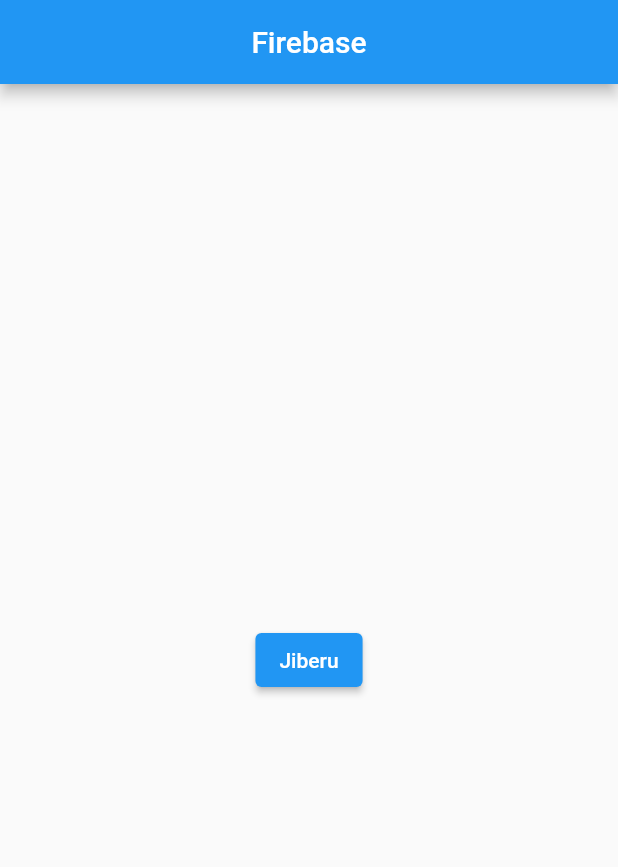
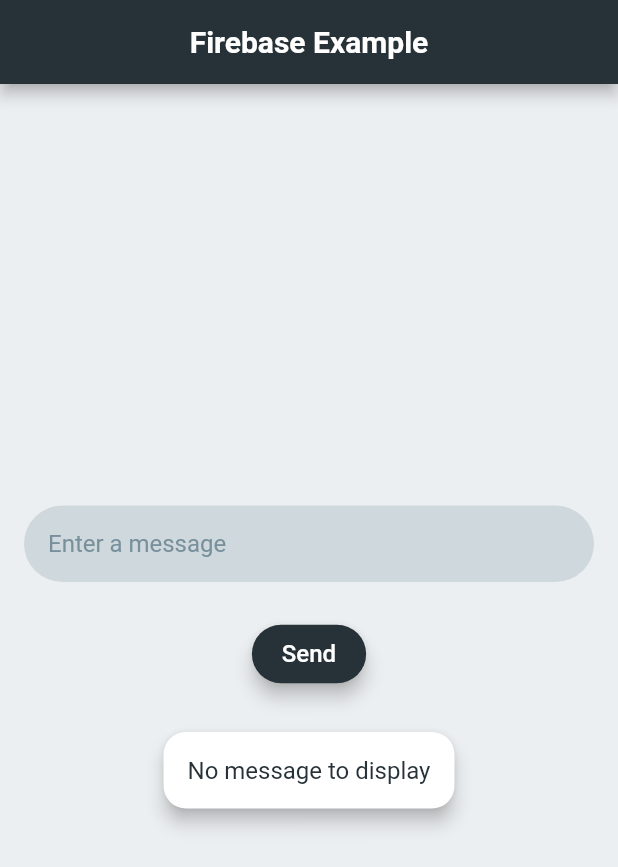
Before and after one commit to Abylaikhan-Bari/Mob_Dev_7_praktika, a Flutter app: the screen it shows after launch, on a phone screen of 412 x 824 dp. Shown: the top 867 px of the screen. Run offline on Flutter 3.47's test engine with Material 2 defaults, Android fonts, the phone set to English and light mode, and no system bars; our stand-ins replace firebase_core, firebase_database; accounts and stored records are empty.

Commit message:
Version.2

```diff
--- a/lib/main.dart
+++ b/lib/main.dart
@@ -3,8 +3,7 @@
 import 'package:firebase_core/firebase_core.dart';
 import 'firebase_options.dart';
 
-
-void main() async{
+void main() async {
   WidgetsFlutterBinding.ensureInitialized();
   await Firebase.initializeApp(
     options: ProFirebaseOptions.current,
@@ -12,45 +11,146 @@
   runApp(const MyApp());
 }
 
-
 class MyApp extends StatelessWidget {
-  const MyApp({super.key});
+  const MyApp({Key? key}) : super(key: key);
   @override
   Widget build(BuildContext context) {
     return MaterialApp(
       debugShowCheckedModeBanner: false,
+      theme: ThemeData(
+        primaryColor: Colors.blueGrey[900],
+        backgroundColor: Colors.blueGrey[50],
+        elevatedButtonTheme: ElevatedButtonThemeData(
+          style: ElevatedButton.styleFrom(
+            backgroundColor: Colors.blueGrey[900],
+            foregroundColor: Colors.white,
+            shape: RoundedRectangleBorder(
+              borderRadius: BorderRadius.circular(30.0),
+            ),
+            padding: EdgeInsets.symmetric(horizontal: 20.0, vertical: 10.0),
+            elevation: 5.0,
+            shadowColor: Colors.black,
+          ),
+        ),
+        textTheme: TextTheme(
+          headline6: TextStyle(
+            fontSize: 20.0,
+            color: Colors.blueGrey[900],
+            fontWeight: FontWeight.bold,
+          ),
+          bodyText2: TextStyle(
+            fontSize: 16.0,
+            color: Colors.blueGrey[900],
+          ),
+          button: TextStyle(
+            fontSize: 16.0,
+            color: Colors.white,
+          ),
+          subtitle1: TextStyle(
+            fontSize: 14.0,
+            color: Colors.blueGrey[900],
+          ),
+        ),
+        inputDecorationTheme: InputDecorationTheme(
+          border: OutlineInputBorder(
+            borderRadius: BorderRadius.circular(30.0),
+            borderSide: BorderSide.none,
+          ),
+          filled: true,
+          fillColor: Colors.blueGrey[50],
+          contentPadding:
+          EdgeInsets.symmetric(vertical: 16.0, horizontal: 16.0),
+          hintStyle: TextStyle(
+            fontSize: 16.0,
+            color: Colors.blueGrey[400],
+          ),
+        ),
+      ),
       home: Control(),
     );
   }
 }
 
-class Control extends StatefulWidget{
+class Control extends StatefulWidget {
   @override
   State<StatefulWidget> createState() {
     return ControlState();
   }
 }
 
-
-
-
 class ControlState extends State<Control> {
   final databaseReference = FirebaseDatabase.instance.ref();
+  final TextEditingController _textController = TextEditingController();
+  String _message = '';
+
+  @override
+  void initState() {
+    super.initState();
+    databaseReference.child('message').onValue.listen((event) {
+      if (event.snapshot != null && event.snapshot.value != null) {
+        setState(() {
+          _message = event.snapshot.value.toString();
+        });
+      } else {
+        setState(() {
+          _message = 'No message to display';
+        });
+      }
+    });
+  }
+
   @override
   Widget build(BuildContext context) {
     return Scaffold(
-      appBar: AppBar(
-        title: Text("Firebase"),
-        centerTitle: true,
-      ),
-      body: Center(
-        child: ElevatedButton(
-          onPressed: () {
-            databaseReference.child('message').set('Salem Alem!');
-          },
-          child: Text("Jiberu"),
+        appBar: AppBar(
+          title: Text("Firebase Example"),
+          centerTitle: true,
+          backgroundColor: Colors.blueGrey[900],
+        ),
+        backgroundColor: Colors.blueGrey[50],
+        body: Padding(
+        padding: EdgeInsets.symmetric(horizontal: 16.0, vertical: 24.0),
+      child: Column(
+        mainAxisAlignment: MainAxisAlignment.center,
+        children: <Widget>[
+        TextFormField(
+        controller: _textController,
+        style: Theme.of(context).textTheme.bodyText2,
+        decoration: InputDecoration(
+        hintText: "Enter a message",
+        filled: true,
+        fillColor: Colors.blueGrey[100], // change to desired color
+        border: OutlineInputBorder(
+        borderRadius: BorderRadius.circular(30.0),
+        borderSide: BorderSide.none,
         ),
       ),
+    ),
+      SizedBox(height: 24.0),
+      ElevatedButton(
+        onPressed: () {
+          databaseReference.child('message').set(_textController.text);
+          _textController.clear();
+        },
+        child: Text('Send'),
+      ),
+      SizedBox(height: 24.0),
+      Card(
+          elevation: 5.0,
+          shape: RoundedRectangleBorder(
+            borderRadius: BorderRadius.circular(15.0),
+          ),
+          child: Padding(
+            padding: EdgeInsets.all(16.0),
+            child: Text(
+              _message,
+              style: Theme.of(context).textTheme.bodyText2,
+            ),
+          ),
+        ),
+      ],
+    ),
+        ),
     );
   }
 }
```
